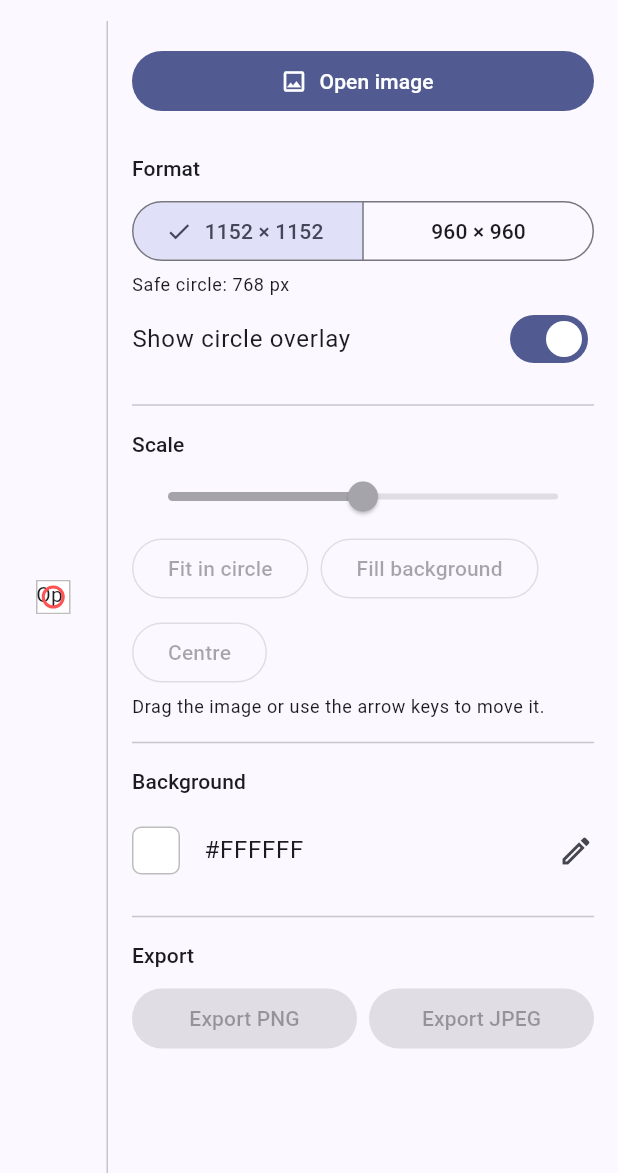
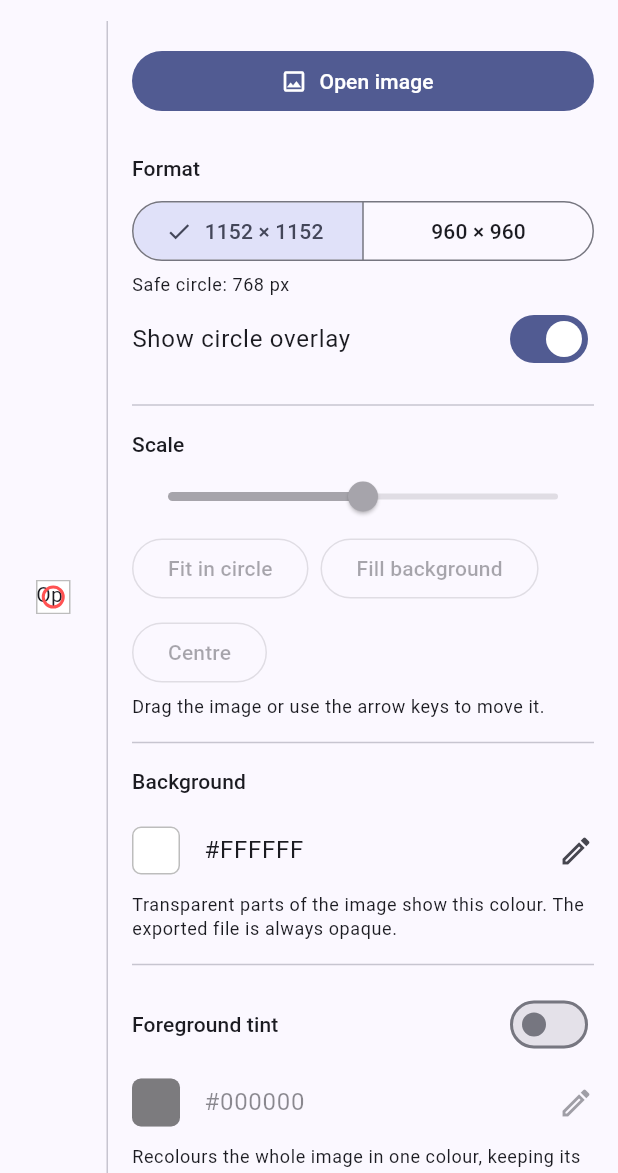
Before and after one commit to shibi/flutter_splash_gen_tool, a Flutter app: the screen it shows after launch, on a phone screen of 412 x 824 dp, the part 63-1236 px from its top. Run offline on Flutter 3.47's test engine with Material 3 defaults, Android fonts, the phone set to English and light mode, and no system bars; missing offline and left inert: file_selector, flex_color_picker.

Commit message:
Show transparent PNGs correctly and add foreground tint
The preview passed straight RGBA to Flutter's rgba8888 raw format, which
expects premultiplied alpha, so transparent pixels that store white
(common in exported PNGs) showed as an opaque white background. Premultiply
the preview pixels.

Export now resizes in premultiplied space so that hidden colour can't
bleed into the edges as a light halo.

Add an optional foreground tint that recolours the image while keeping
its alpha, in both the preview and the export.

Co-Authored-By: Claude Opus 5.5 (1M context) <noreply@anthropic.com>
Claude-Session: https://claude.ai/code/session_01TNSTna5bkdABAmvBzjYaYY

```diff
--- a/lib/models/editor_state.dart
+++ b/lib/models/editor_state.dart
@@ -21,6 +21,8 @@ class EditorState extends ChangeNotifier {
   Offset _offset = Offset.zero;
   Color _backgroundColor = const Color(0xFFFFFFFF);
   bool _showOverlay = true;
+  bool _tintEnabled = false;
+  Color _tintColor = const Color(0xFF000000);
 
   SplashFormat get format => _format;
   img.Image? get image => _image;
@@ -30,6 +32,8 @@ class EditorState extends ChangeNotifier {
   Offset get offset => _offset;
   Color get backgroundColor => _backgroundColor;
   bool get showOverlay => _showOverlay;
+  bool get tintEnabled => _tintEnabled;
+  Color get tintColor => _tintColor;
   bool get hasImage => _image != null;
 
   /// Scale at which the whole image, corners included, fits in the circle.
@@ -106,7 +110,20 @@ class EditorState extends ChangeNotifier {
     offsetY: _offset.dy,
     backgroundArgb: _backgroundColor.toARGB32(),
     type: type,
+    tintArgb: _tintEnabled ? _tintColor.toARGB32() : null,
   );
+
+  void setTintEnabled(bool enabled) {
+    _tintEnabled = enabled;
+    notifyListeners();
+  }
+
+  /// Picking a tint colour also turns the tint on.
+  void setTintColor(Color color) {
+    _tintColor = color.withAlpha(0xFF);
+    _tintEnabled = true;
+    notifyListeners();
+  }
 
   void toggleOverlay() {
     _showOverlay = !_showOverlay;
--- a/lib/services/image_loader.dart
+++ b/lib/services/image_loader.dart
@@ -31,29 +31,45 @@ Future<LoadedImage?> pickImage() async {
   final file = await openFile(acceptedTypeGroups: [_imageTypes]);
   if (file == null) return null;
   final bytes = await file.readAsBytes();
-  final image = await compute(_decode, bytes);
-  if (image == null) {
+  final decoded = await compute(_decode, bytes);
+  if (decoded == null) {
     throw FormatException('Unsupported or corrupt image: ${file.name}');
   }
-  final preview = await _toUiImage(image);
+  final (image, pixels) = decoded;
+  final preview = await _toUiImage(pixels, image.width, image.height);
   return LoadedImage(image: image, preview: preview, path: file.path);
 }
 
-img.Image? _decode(Uint8List bytes) {
+(img.Image, Uint8List)? _decode(Uint8List bytes) {
   final decoded = img.decodeImage(bytes);
   if (decoded == null) return null;
-  return img.bakeOrientation(decoded).convert(numChannels: 4);
+  final image = img.bakeOrientation(decoded).convert(numChannels: 4);
+  return (image, premultipliedRgba(image));
 }
 
-Future<ui.Image> _toUiImage(img.Image image) async {
+/// 8-bit RGBA bytes with colour multiplied by alpha, the layout Flutter's
+/// [ui.PixelFormat.rgba8888] expects. Without this, transparent pixels that
+/// store a colour (often white) would show up as that colour in the preview.
+Uint8List premultipliedRgba(img.Image image) {
   final rgba = image
       .convert(format: img.Format.uint8, numChannels: 4)
       .getBytes(order: img.ChannelOrder.rgba);
+  for (var i = 0; i < rgba.length; i += 4) {
+    final a = rgba[i + 3];
+    if (a == 255) continue;
+    rgba[i] = (rgba[i] * a + 127) ~/ 255;
+    rgba[i + 1] = (rgba[i + 1] * a + 127) ~/ 255;
+    rgba[i + 2] = (rgba[i + 2] * a + 127) ~/ 255;
+  }
+  return rgba;
+}
+
+Future<ui.Image> _toUiImage(Uint8List rgba, int width, int height) async {
   final buffer = await ui.ImmutableBuffer.fromUint8List(rgba);
   final descriptor = ui.ImageDescriptor.raw(
     buffer,
-    width: image.width,
-    height: image.height,
+    width: width,
+    height: height,
     pixelFormat: ui.PixelFormat.rgba8888,
   );
   final codec = await descriptor.instantiateCodec();
--- a/lib/ui/controls_panel.dart
+++ b/lib/ui/controls_panel.dart
@@ -48,10 +48,10 @@ class _ControlsPanelState extends State<ControlsPanel> {
     if (path != null) _show('Saved $path');
   });
 
-  Future<void> _pickColor(EditorState state) async {
-    final color = await showColorPickerDialog(
+  Future<Color> _pickColor(Color initial, String title) {
+    return showColorPickerDialog(
       context,
-      state.backgroundColor,
+      initial,
       pickersEnabled: const {
         ColorPickerType.primary: true,
         ColorPickerType.accent: false,
@@ -60,10 +60,21 @@ class _ControlsPanelState extends State<ControlsPanel> {
       enableOpacity: false,
       showColorCode: true,
       colorCodeHasColor: true,
-      heading: const Text('Background colour'),
+      heading: Text(title),
       actionButtons: const ColorPickerActionButtons(dialogActionButtons: true),
     );
-    state.setBackgroundColor(color);
+  }
+
+  Future<void> _pickBackground(EditorState state) async {
+    state.setBackgroundColor(
+      await _pickColor(state.backgroundColor, 'Background colour'),
+    );
+  }
+
+  Future<void> _pickTint(EditorState state) async {
+    final color = await _pickColor(state.tintColor, 'Foreground tint');
+    // The dialog returns the starting colour on cancel; keep tint as it was.
+    if (color != state.tintColor) state.setTintColor(color);
   }
 
   @override
@@ -151,22 +162,30 @@ class _ControlsPanelState extends State<ControlsPanel> {
         const Divider(height: 32),
         Text('Background', style: theme.textTheme.titleSmall),
         const SizedBox(height: 8),
-        ListTile(
-          contentPadding: EdgeInsets.zero,
-          leading: Container(
-            width: 32,
-            height: 32,
-            decoration: BoxDecoration(
-              color: state.backgroundColor,
-              border: Border.all(color: Colors.black26),
-              borderRadius: BorderRadius.circular(6),
-            ),
-          ),
-          title: Text(
-            '#${(state.backgroundColor.toARGB32() & 0xFFFFFF).toRadixString(16).padLeft(6, '0').toUpperCase()}',
-          ),
-          trailing: const Icon(Icons.edit_outlined),
-          onTap: () => _pickColor(state),
+        _ColorTile(
+          color: state.backgroundColor,
+          onTap: () => _pickBackground(state),
+        ),
+        Text(
+          'Transparent parts of the image show this colour. The exported file is always opaque.',
+          style: theme.textTheme.bodySmall,
+        ),
+        const Divider(height: 32),
+        Row(
+          children: [
+            Text('Foreground tint', style: theme.textTheme.titleSmall),
+            const Spacer(),
+            Switch(value: state.tintEnabled, onChanged: state.setTintEnabled),
+          ],
+        ),
+        _ColorTile(
+          color: state.tintColor,
+          enabled: state.tintEnabled,
+          onTap: () => _pickTint(state),
+        ),
+        Text(
+          'Recolours the whole image in one colour, keeping its shape and transparency.',
+          style: theme.textTheme.bodySmall,
         ),
         const Divider(height: 32),
         Text('Export', style: theme.textTheme.titleSmall),
@@ -194,3 +213,42 @@ class _ControlsPanelState extends State<ControlsPanel> {
     );
   }
 }
+
+/// Colour swatch with its hex code; tap to change.
+class _ColorTile extends StatelessWidget {
+  const _ColorTile({
+    required this.color,
+    required this.onTap,
+    this.enabled = true,
+  });
+
+  final Color color;
+  final VoidCallback onTap;
+  final bool enabled;
+
+  @override
+  Widget build(BuildContext context) {
+    final hex = (color.toARGB32() & 0xFFFFFF)
+        .toRadixString(16)
+        .padLeft(6, '0')
+        .toUpperCase();
+    return Opacity(
+      opacity: enabled ? 1 : 0.5,
+      child: ListTile(
+        contentPadding: EdgeInsets.zero,
+        leading: Container(
+          width: 32,
+          height: 32,
+          decoration: BoxDecoration(
+            color: color,
+            border: Border.all(color: Colors.black26),
+            borderRadius: BorderRadius.circular(6),
+          ),
+        ),
+        title: Text('#$hex'),
+        trailing: const Icon(Icons.edit_outlined),
+        onTap: onTap,
+      ),
+    );
+  }
+}
--- a/lib/ui/preview_canvas.dart
+++ b/lib/ui/preview_canvas.dart
@@ -57,6 +57,8 @@ class PreviewCanvas extends StatelessWidget {
                             child: RawImage(
                               image: image,
                               fit: BoxFit.fill,
+                              color: state.tintEnabled ? state.tintColor : null,
+                              colorBlendMode: BlendMode.srcIn,
                               filterQuality: FilterQuality.medium,
                             ),
                           )
```
Also changed, not shown: lib/services/splash_renderer.dart (+61 -6 lines), 3 other files.
